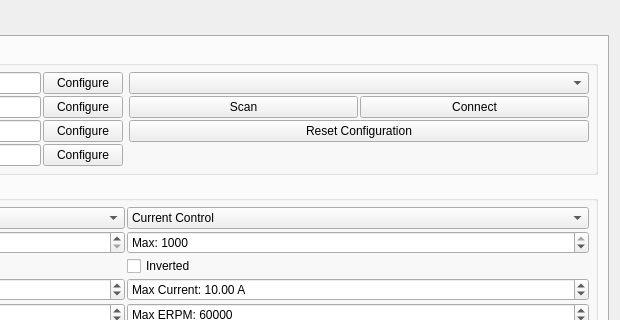
The window that preferences.ui (darwinbeing/vesc_tool) describes before a commit, drawn with Qt 5; both pictures show x 368 to 988 and y 0 to 320 of the 988 by 548 pixel window.
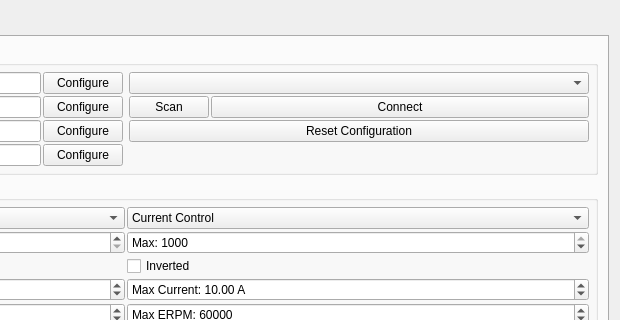
The same window after the commit. The open tabs and pages were chosen to show the change. Icons and pictures are not drawn. Custom widgets are drawn as their Qt base class.

Commit message:
Gamepad: keep Scan button narrow under Qt6 layout (match Qt5 look)
Qt6's QGridLayout splits the width of the colspan-2 widgets (device combo,
Reset Configuration) evenly across both columns, stretching the Scan
button; Qt5 gave that extra width to the Connect column. Restore the Qt5
appearance with sizePolicy: Scan=Maximum (hug content), Connect=Expanding.
Only intentional deviation from the byte-identical Gamepad-tab markup.

The edit to the form file:
```diff
--- a/preferences.ui
+++ b/preferences.ui
@@ -640,6 +640,12 @@
             </property>
             <item row="1" column="1">
              <widget class="QPushButton" name="jsConnectButton">
+              <property name="sizePolicy">
+               <sizepolicy hsizetype="Expanding" vsizetype="Fixed">
+                <horstretch>0</horstretch>
+                <verstretch>0</verstretch>
+               </sizepolicy>
+              </property>
               <property name="text">
                <string>Connect</string>
               </property>
@@ -651,6 +657,12 @@
             </item>
             <item row="1" column="0">
              <widget class="QPushButton" name="jsScanButton">
+              <property name="sizePolicy">
+               <sizepolicy hsizetype="Maximum" vsizetype="Fixed">
+                <horstretch>0</horstretch>
+                <verstretch>0</verstretch>
+               </sizepolicy>
+              </property>
               <property name="text">
                <string>Scan</string>
               </property>
```
